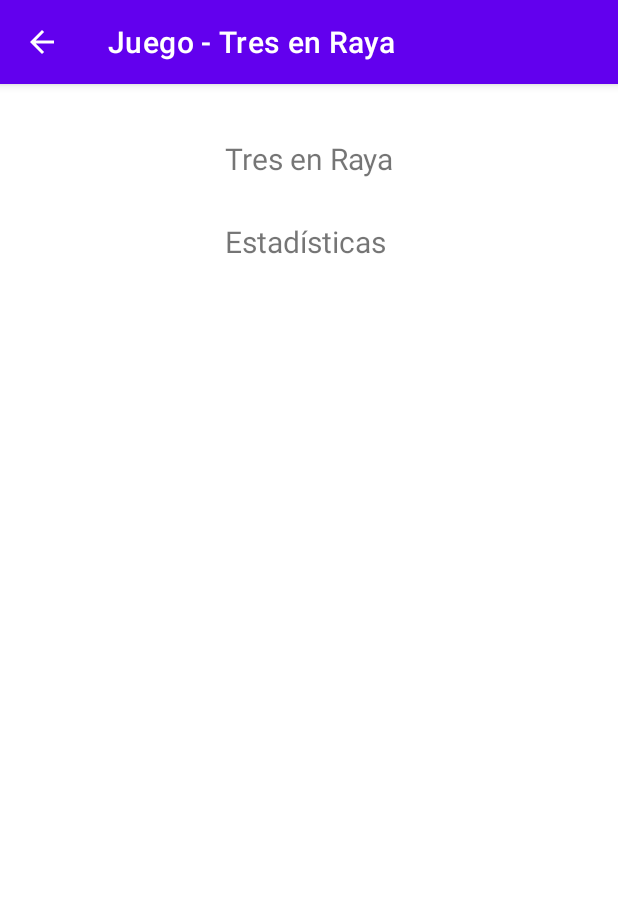
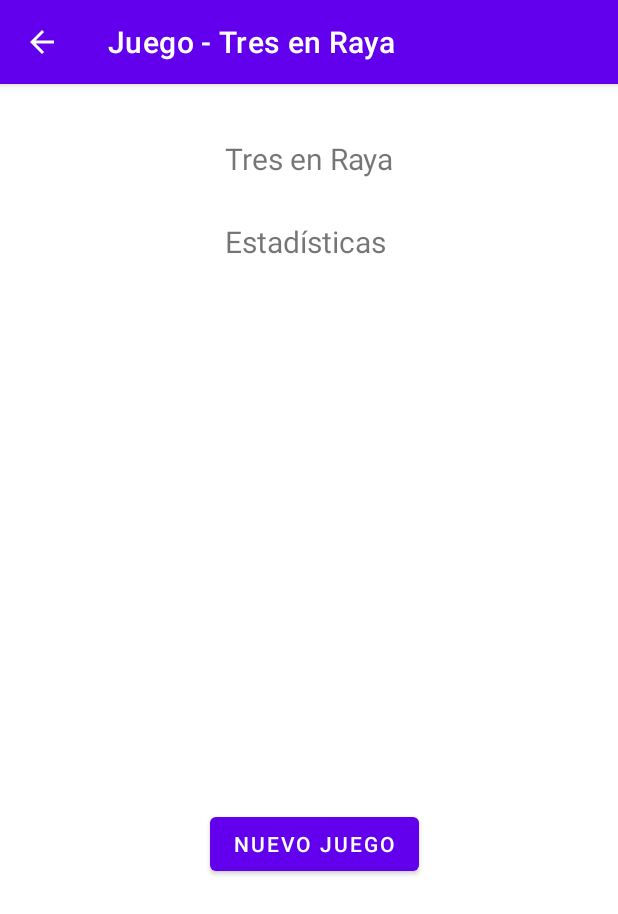
Before and after one commit to Melanie1800/APP_Lab1, an Android app: the EstadisticsTresActivity screen opened directly, with no data from a screen before it, on a phone screen of 412 x 824 dp. Shown: the top 914 px of the screen. Run offline under Robolectric (Android 15) with nearby library versions, the phone set to English and light mode, and no system bars; 1 statement that could not run was skipped.

Commit message:
Tres en Raya terminado ahora sí :v y un poco de memoria interfaces

```diff
--- a/app/src/main/java/com/example/applab1/EstadisticsTresActivity.java
+++ b/app/src/main/java/com/example/applab1/EstadisticsTresActivity.java
@@ -5,6 +5,8 @@ import androidx.appcompat.app.AppCompatActivity;
 import android.content.Intent;
 import android.os.Bundle;
 import android.util.Log;
+import android.view.View;
+import android.widget.Button;
 import android.widget.LinearLayout;
 import android.widget.TextView;
 
@@ -23,9 +25,18 @@ public class EstadisticsTresActivity extends AppCompatActivity {
         LinearLayout layout = findViewById(R.id.layoutEst);
         for(int i=0; i< est.size(); i++){
             TextView tvEst = new TextView(this);
+            tvEst.setTextSize(18);
             tvEst.setText("Juego "+ (i+1) + ": "+ est.get(i));
             layout.addView(tvEst);
         }
 
+        Button btnNuevo= findViewById(R.id.btn_nuevo_est_tres);
+        btnNuevo.setOnClickListener(new View.OnClickListener() {
+            @Override
+            public void onClick(View view) {
+               finish();
+            }
+        });
+
     }
 }
--- a/app/src/main/res/layout/activity_estadistics_tres.xml
+++ b/app/src/main/res/layout/activity_estadistics_tres.xml
@@ -10,10 +10,13 @@
         android:id="@+id/layoutEst"
         android:layout_width="wrap_content"
         android:layout_height="wrap_content"
+        android:layout_marginStart="16dp"
         android:layout_marginTop="52dp"
+        android:layout_marginEnd="16dp"
         android:orientation="vertical"
-        app:layout_constraintTop_toBottomOf="@+id/tv_estadistics_memoria2"
-        tools:layout_editor_absoluteX="142dp"></LinearLayout>
+        app:layout_constraintEnd_toEndOf="parent"
+        app:layout_constraintStart_toStartOf="parent"
+        app:layout_constraintTop_toBottomOf="@+id/tv_estadistics_memoria2"></LinearLayout>
 
     <TextView
         android:id="@+id/tv_estadistics_memoria2"
@@ -38,4 +41,14 @@
         app:layout_constraintStart_toStartOf="parent"
         app:layout_constraintTop_toTopOf="parent" />
 
+    <Button
+        android:id="@+id/btn_nuevo_est_tres"
+        android:layout_width="wrap_content"
+        android:layout_height="wrap_content"
+        android:layout_marginStart="140dp"
+        android:layout_marginTop="364dp"
+        android:text="Nuevo juego"
+        app:layout_constraintStart_toStartOf="parent"
+        app:layout_constraintTop_toBottomOf="@+id/tv_estadistics_memoria2" />
+
 </androidx.constraintlayout.widget.ConstraintLayout>
```
Also changed, not shown: app/src/main/res/layout/activity_estadistics_memoria.xml (+12 -0 lines).
